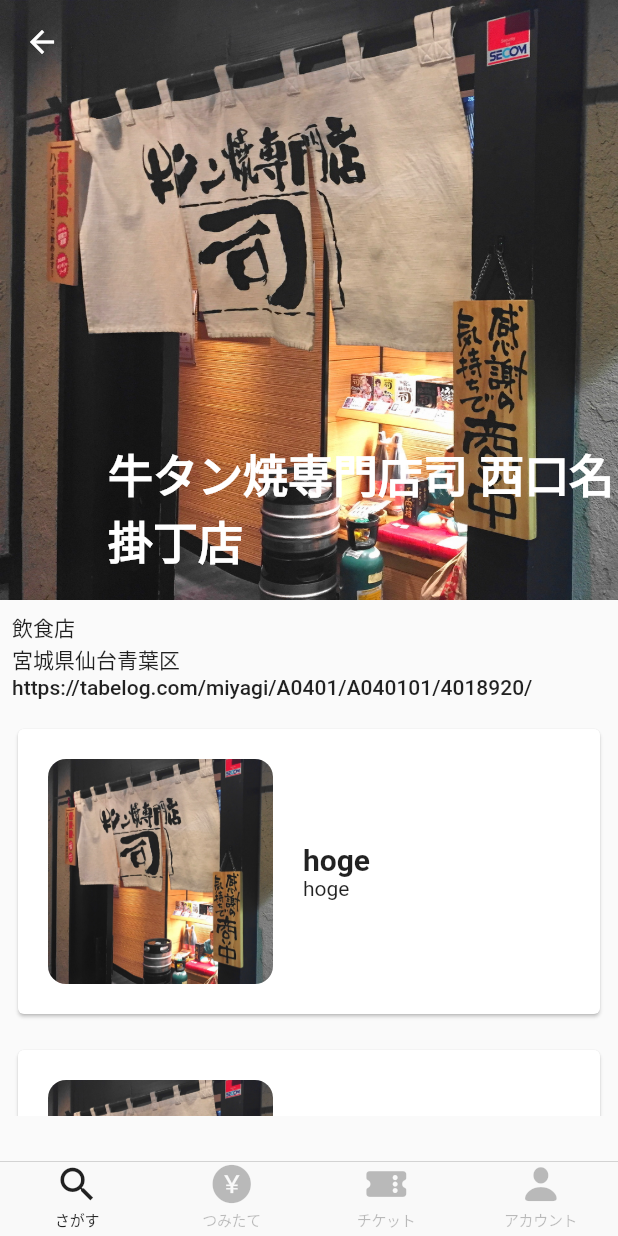
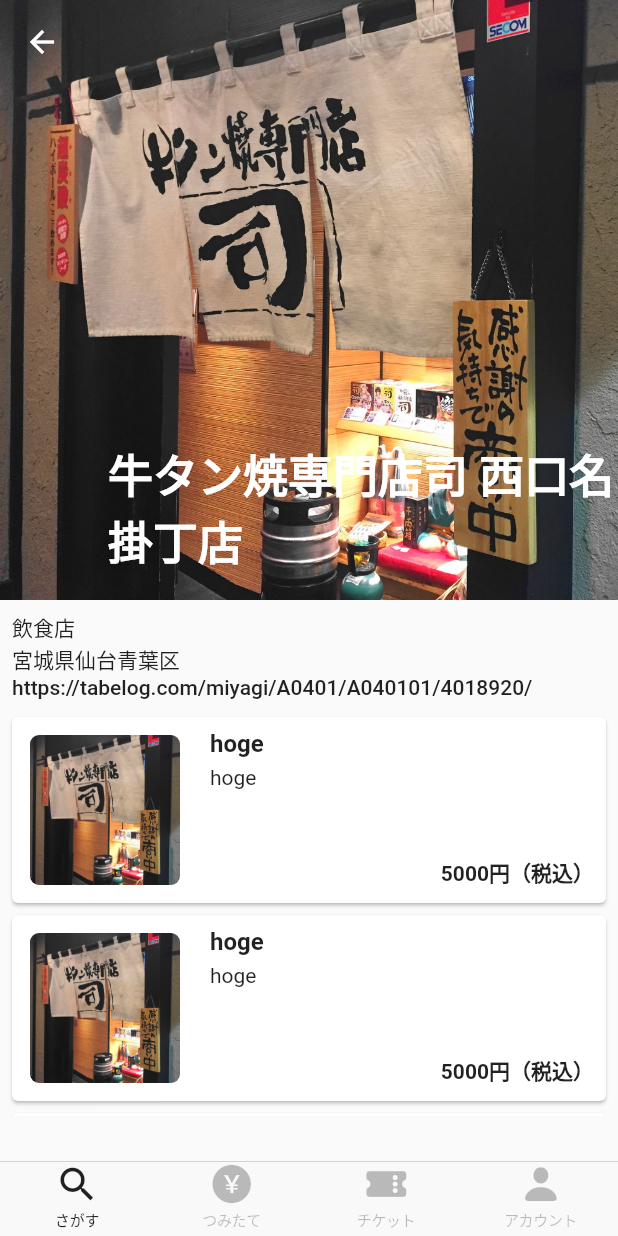
Before and after one commit to taznica/treap_app, a Flutter app: the screen it shows after launch, after a tap on "牛タン焼専門店司 西口名掛丁店", on a phone screen of 412 x 824 dp. Run offline on Flutter 3.47's test engine with Material 2 defaults, Android fonts, the phone set to English and light mode, and no system bars.

Commit message:
update: design of ticket_card.dart

```diff
--- a/lib/views/search/components/ticket_card.dart
+++ b/lib/views/search/components/ticket_card.dart
@@ -16,41 +16,67 @@ class TicketCard extends StatelessWidget {
     return GestureDetector(
       onTap: press,
       child: Card(
-          child: Column(
-        children: [
-          Row(
+        // child: Column(
+        //   children: [
+        child: Row(
+          mainAxisSize: MainAxisSize.max,
           children: <Widget>[
             Padding(
-                padding: const EdgeInsets.all(20.0),
+              padding: const EdgeInsets.all(12.0),
               child: ClipRRect(
-                  borderRadius: BorderRadius.circular(12),
+                borderRadius: BorderRadius.circular(6),
                 child: Image.asset(
                   ticket.image,
-                    height: 150,
-                    width: 150,
+                  height: 100,
+                  width: 100,
                   fit: BoxFit.cover,
                 ),
               ),
             ),
+            // instead of Expanded comment outed
             Expanded(
+              child: Padding(
+                padding: const EdgeInsets.only(
+                  top: 4.0,
+                  bottom: 4.0,
+                  left: 8.0,
+                  right: 8.0,
+                ),
                 child: Column(
                   crossAxisAlignment: CrossAxisAlignment.start,
-                  children: <Widget>[
-                    Text(
+                  children: [
+                    Container(
+                      height: 24.0,
+                      child: Text(
                         ticket.title,
                         style: Theme.of(context)
                             .textTheme
-                          .headline6
+                            .subtitle1
                             .copyWith(fontWeight: FontWeight.bold),
                       ),
-                    Text(ticket.description),
-                  ],
+                    ),
+                    Container(
+                      height: 60.0,
+                      child: Text(ticket.description),
+                    ),
+                    Container(
+                      alignment: Alignment.centerRight,
+                      height: 24.0,
+                      child: Text(
+                        ticket.price.toString() + '円（税込）',
+                        style: Theme.of(context)
+                            .textTheme
+                            .bodyText1
+                            .copyWith(fontWeight: FontWeight.bold),
                       ),
                     ),
                   ],
                 ),
+              ),
+            ),
           ],
-      )),
+        ),
+      ),
     );
   }
 }
--- a/lib/views/search/shop_detail_view.dart
+++ b/lib/views/search/shop_detail_view.dart
@@ -38,7 +38,7 @@ class ShopDetailView extends StatelessWidget {
                 ),
                 background: Image.asset(
                   shop.image,
-                  fit: BoxFit.fill,
+                  fit: BoxFit.cover,
                 ),
               ),
             ),
@@ -72,7 +72,10 @@ class ShopDetailView extends StatelessWidget {
               delegate: SliverChildBuilderDelegate(
                 (context, index) {
                   return Padding(
-                    padding: const EdgeInsets.all(8.0),
+                    padding: const EdgeInsets.only(
+                      left: 4.0,
+                      right: 4.0,
+                    ),
                     child: TicketCard(
                       ticket: shop.tickets[index],
                       press: () {},
```
Lines whose indentation alone changed are shown as unchanged.
